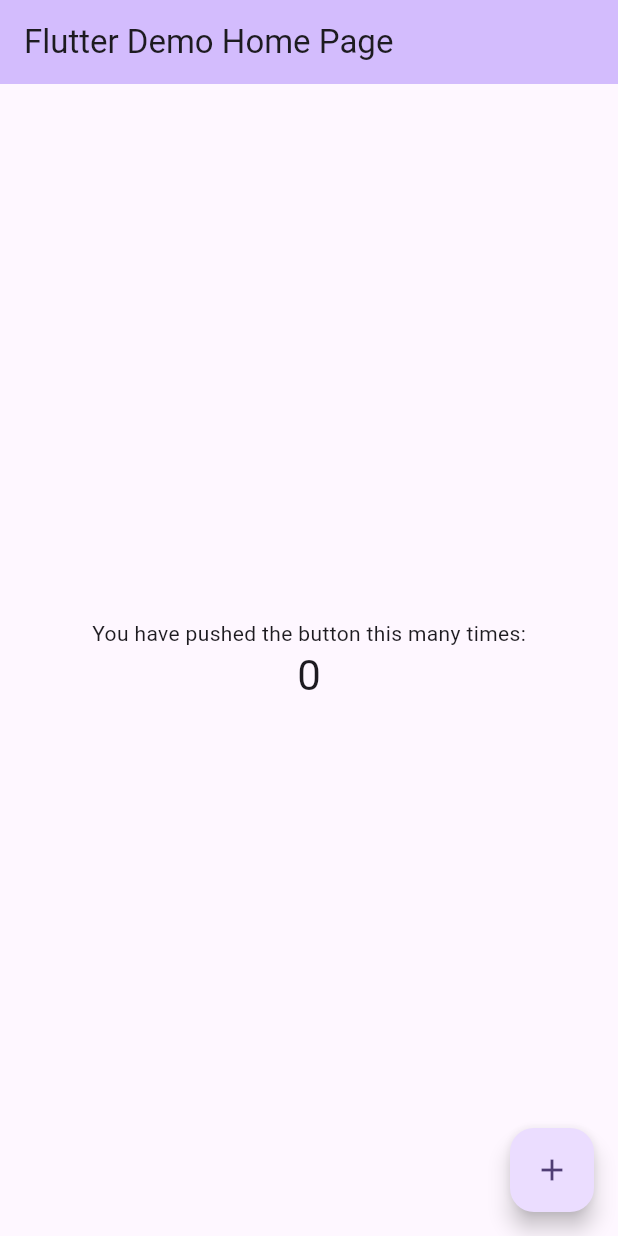
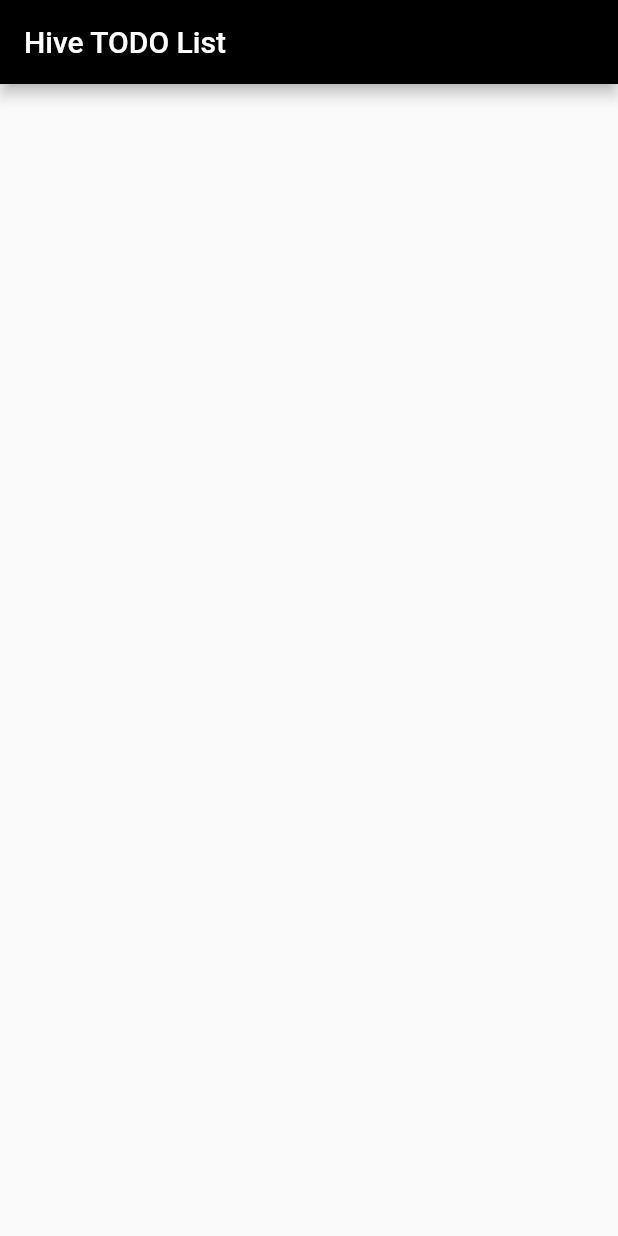
Before and after one commit to Rhunnan/todo_app, a Flutter app: the screen it shows after launch, on a phone screen of 412 x 824 dp. Run offline on Flutter 3.47's test engine with Material 2 defaults, Android fonts, the phone set to English and light mode, and no system bars; our stand-ins replace hive, hive_flutter; accounts and stored records are empty.

Commit message:
initial todoListPage

```diff
--- a/lib/main.dart
+++ b/lib/main.dart
@@ -1,125 +1,81 @@
 import 'package:flutter/material.dart';
+import 'package:hive_flutter/adapters.dart';
+import 'package:todo_app/todo_item.dart';
+import 'package:todo_app/todo_service.dart';
 
-void main() {
-  runApp(const MyApp());
+void main() async {
+  await Hive.initFlutter();
+  Hive.registerAdapter(TodoItemAdapter());
+  runApp(MyApp());
 }
 
 class MyApp extends StatelessWidget {
-  const MyApp({super.key});
+  MyApp({super.key});
 
-  // This widget is the root of your application.
+  final TodoService _todoService = TodoService();
   @override
   Widget build(BuildContext context) {
     return MaterialApp(
-      title: 'Flutter Demo',
-      theme: ThemeData(
-        // This is the theme of your application.
-        //
-        // TRY THIS: Try running your application with "flutter run". You'll see
-        // the application has a blue toolbar. Then, without quitting the app,
-        // try changing the seedColor in the colorScheme below to Colors.green
-        // and then invoke "hot reload" (save your changes or press the "hot
-        // reload" button in a Flutter-supported IDE, or press "r" if you used
-        // the command line to start the app).
-        //
-        // Notice that the counter didn't reset back to zero; the application
-        // state is not lost during the reload. To reset the state, use hot
-        // restart instead.
-        //
-        // This works for code too, not just values: Most code changes can be
-        // tested with just a hot reload.
-        colorScheme: ColorScheme.fromSeed(seedColor: Colors.deepPurple),
-        useMaterial3: true,
+        home: FutureBuilder(
+            future: _todoService.getAllToDos(),
+            builder:
+                (BuildContext context, AsyncSnapshot<List<TodoItem>> snapshot) {
+              if (snapshot.connectionState == ConnectionState.done) {
+                return TodoListPage(snapshot.data ?? []);
+              } else {
+                return const CircularProgressIndicator();
+              }
+            }));
+  }
+}
+
+class TodoListPage extends StatefulWidget {
+  final List<TodoItem> todos;
+
+  const TodoListPage(this.todos, {super.key});
+
+  @override
+  // ignore: library_private_types_in_public_api
+  _TodoListPageState createState() => _TodoListPageState();
+}
+
+class _TodoListPageState extends State<TodoListPage> {
+  final TodoService _todoService = TodoService();
+  final TextEditingController _controller = TextEditingController();
+
+  @override
+  Widget build(BuildContext context) {
+    return Scaffold(
+      appBar: AppBar(
+        title: const Text("Hive TODO List"),
+        backgroundColor: Colors.black,
       ),
-      home: const MyHomePage(title: 'Flutter Demo Home Page'),
+      body: ValueListenableBuilder(
+        valueListenable: Hive.box<TodoItem>('todoBox').listenable(),
+        builder: (context, Box<TodoItem> box, _) {
+          return ListView.builder(
+            itemCount: box.values.length,
+            itemBuilder: (context, index) {
+              var todo = box.getAt(index);
+              return ListTile(
+                title: Text(todo!.title),
+                leading: Checkbox(
+                  value: todo.isCompleted,
+                  onChanged: (val) {
+                    _todoService.updateIsCompleted(index, todo);
+                  },
+                ),
+                trailing: IconButton(
+                  icon: const Icon(Icons.delete),
+                  onPressed: () {
+                    _todoService.deleteTodo(index);
+                  },
+                ),
+              );
+            },
+          );
+        },
+      ),
     );
   }
 }
-
-class MyHomePage extends StatefulWidget {
-  const MyHomePage({super.key, required this.title});
-
-  // This widget is the home page of your application. It is stateful, meaning
-  // that it has a State object (defined below) that contains fields that affect
-  // how it looks.
-
-  // This class is the configuration for the state. It holds the values (in this
-  // case the title) provided by the parent (in this case the App widget) and
-  // used by the build method of the State. Fields in a Widget subclass are
-  // always marked "final".
-
-  final String title;
-
-  @override
-  State<MyHomePage> createState() => _MyHomePageState();
-}
-
-class _MyHomePageState extends State<MyHomePage> {
-  int _counter = 0;
-
-  void _incrementCounter() {
-    setState(() {
-      // This call to setState tells the Flutter framework that something has
-      // changed in this State, which causes it to rerun the build method below
-      // so that the display can reflect the updated values. If we changed
-      // _counter without calling setState(), then the build method would not be
-      // called again, and so nothing would appear to happen.
-      _counter++;
-    });
-  }
-
-  @override
-  Widget build(BuildContext context) {
-    // This method is rerun every time setState is called, for instance as done
-    // by the _incrementCounter method above.
-    //
-    // The Flutter framework has been optimized to make rerunning build methods
-    // fast, so that you can just rebuild anything that needs updating rather
-    // than having to individually change instances of widgets.
-    return Scaffold(
-      appBar: AppBar(
-        // TRY THIS: Try changing the color here to a specific color (to
-        // Colors.amber, perhaps?) and trigger a hot reload to see the AppBar
-        // change color while the other colors stay the same.
-        backgroundColor: Theme.of(context).colorScheme.inversePrimary,
-        // Here we take the value from the MyHomePage object that was created by
-        // the App.build method, and use it to set our appbar title.
-        title: Text(widget.title),
-      ),
-      body: Center(
-        // Center is a layout widget. It takes a single child and positions it
-        // in the middle of the parent.
-        child: Column(
-          // Column is also a layout widget. It takes a list of children and
-          // arranges them vertically. By default, it sizes itself to fit its
-          // children horizontally, and tries to be as tall as its parent.
-          //
-          // Column has various properties to control how it sizes itself and
-          // how it positions its children. Here we use mainAxisAlignment to
-          // center the children vertically; the main axis here is the vertical
-          // axis because Columns are vertical (the cross axis would be
-          // horizontal).
-          //
-          // TRY THIS: Invoke "debug painting" (choose the "Toggle Debug Paint"
-          // action in the IDE, or press "p" in the console), to see the
-          // wireframe for each widget.
-          mainAxisAlignment: MainAxisAlignment.center,
-          children: <Widget>[
-            const Text(
-              'You have pushed the button this many times:',
-            ),
-            Text(
-              '$_counter',
-              style: Theme.of(context).textTheme.headlineMedium,
-            ),
-          ],
-        ),
-      ),
-      floatingActionButton: FloatingActionButton(
-        onPressed: _incrementCounter,
-        tooltip: 'Increment',
-        child: const Icon(Icons.add),
-      ), // This trailing comma makes auto-formatting nicer for build methods.
-    );
-  }
-}
--- a/lib/todo_item.dart
+++ b/lib/todo_item.dart
@@ -7,7 +7,7 @@ class TodoItem {
   final String title;
 
   @HiveField(1, defaultValue: false)
-  final bool isCompleted;
+  late final bool isCompleted;
 
   TodoItem(this.title, this.isCompleted);
 }
```
Also changed, not shown: lib/todo_service.dart (+12 -2 lines), 1 other file.
